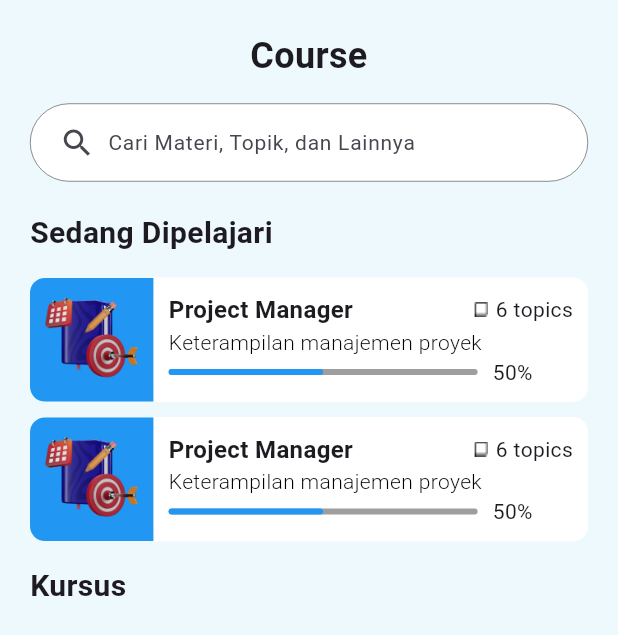
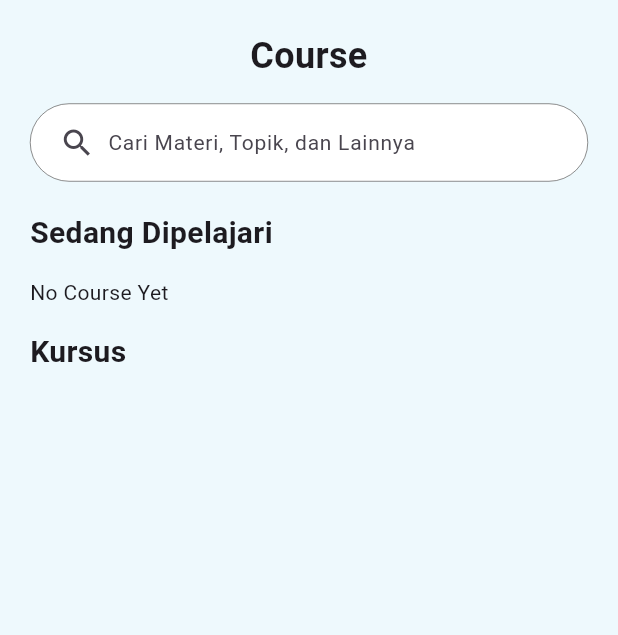
Before and after one commit to OWLearns/mobile, a Flutter app: the CoursePage screen opened directly, on a phone screen of 412 x 824 dp. Shown: the top 635 px of the screen. Run offline on Flutter 3.47's test engine with Material 3 defaults, Android fonts, the phone set to English and light mode, and no system bars; our stand-ins replace shared_preferences, supabase_flutter, uni_links, youtube_player_flutter; accounts and stored records are empty; network calls fail.

Commit message:
feat : ongoing course

```diff
--- a/lib/features/main/pages/course/course_page.dart
+++ b/lib/features/main/pages/course/course_page.dart
@@ -1,6 +1,8 @@
 import 'package:flutter/material.dart';
 import 'package:mobile/features/main/pages/course/course_model.dart';
+import 'package:mobile/features/main/pages/course/topic_page.dart';
 import 'package:mobile/shared/themes/color.dart';
+import 'package:mobile/shared/utils/user.dart';
 import 'package:mobile/shared/widgets/card.dart';
 import 'package:mobile/shared/widgets/search.dart';
 
@@ -52,9 +54,13 @@ class _CoursePageState extends State<CoursePage> {
                 ),
               ),
               const SizedBox(height: 15),
-              cardOngoing(),
-              const SizedBox(height: 10),
-              cardOngoing(),
+              UserAccess.course.isEmpty
+                  ? const Text("No Course Yet")
+                  : Column(
+                      children: UserAccess.course
+                          .map((dataCourse) => cardOngoing(dataCourse))
+                          .toList(),
+                    ),
               const SizedBox(height: 15),
               const Text(
                 'Kursus',
@@ -85,9 +91,18 @@ class _CoursePageState extends State<CoursePage> {
     );
   }
 
-  Widget cardOngoing() {
+  Widget cardOngoing(dataCourse) {
     return InkWell(
-      onTap: () {},
+      onTap: () {
+        Navigator.of(context).pushReplacement(
+          MaterialPageRoute(
+            builder: (context) => TopicPage(
+                id: dataCourse.id,
+                nameCourse: dataCourse.name,
+                descCourse: dataCourse.desc),
+          ),
+        );
+      },
       child: Container(
         width: MediaQuery.of(context).size.width,
         decoration: const BoxDecoration(
@@ -114,7 +129,6 @@ class _CoursePageState extends State<CoursePage> {
             ),
             Expanded(
               child: Container(
-                // height: MediaQuery.of(context).size.height * 0.1,
                 padding: const EdgeInsets.all(10),
                 decoration: const BoxDecoration(
                   color: Colors.white,
@@ -129,9 +143,9 @@ class _CoursePageState extends State<CoursePage> {
                     Row(
                       mainAxisAlignment: MainAxisAlignment.spaceBetween,
                       children: [
-                        const Text(
-                          "Project Manager",
-                          style: TextStyle(
+                        Text(
+                          dataCourse["name"],
+                          style: const TextStyle(
                             fontWeight: FontWeight.bold,
                             fontSize: 16,
                           ),
@@ -152,9 +166,9 @@ class _CoursePageState extends State<CoursePage> {
                         ),
                       ],
                     ),
-                    const Text(
-                      "Keterampilan manajemen proyek",
-                      style: TextStyle(
+                    Text(
+                      dataCourse.desc,
+                      style: const TextStyle(
                         color: Colors.black,
                         fontSize: 14,
                         fontWeight: FontWeight.w300,
```
